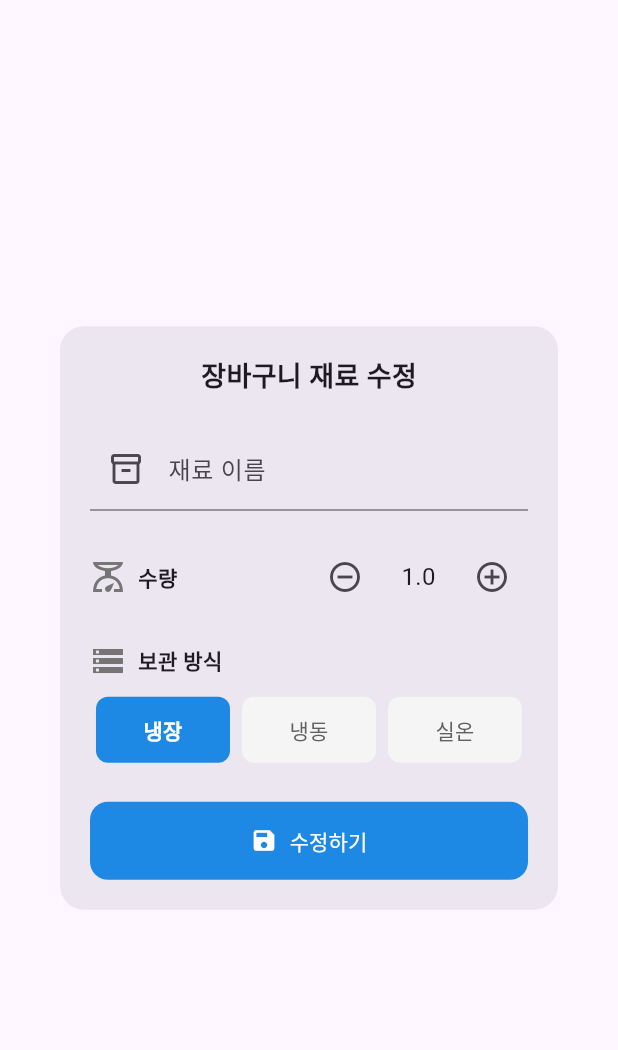
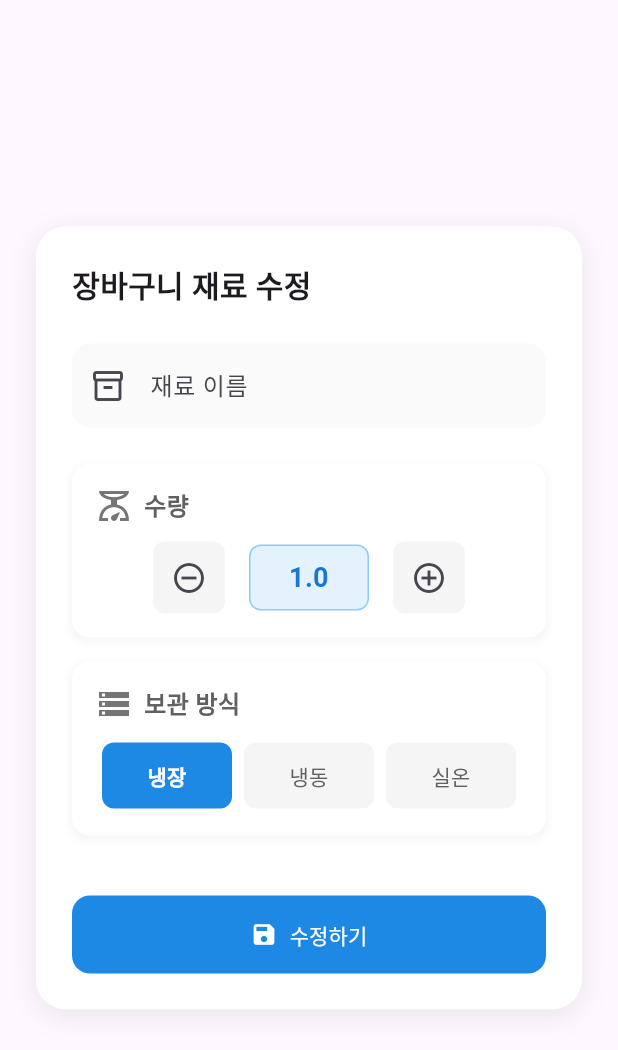
Before and after one commit to HwangGoeun/G-Fridge, a Flutter app: the _EditCartIngredientDialog widget shown alone on an empty page, opened directly with empty values, on a phone screen of 412 x 824 dp. Shown: the top 1050 px of the screen. Run offline on Flutter 3.47's test engine with Material 3 defaults, Android fonts, the phone set to English and light mode, and no system bars; our stand-ins replace cloud_firestore, dropdown_button2, firebase_auth, firebase_core, flutter_slidable, google_sign_in and 3 more; accounts and stored records are empty.

Commit message:
style: Update tab bar design, dialog background color, and remove underline from My Page button

```diff
--- a/g_fridge/lib/screens/shopping_cart_screen.dart
+++ b/g_fridge/lib/screens/shopping_cart_screen.dart
@@ -6,6 +6,7 @@ import '../providers/ingredient_provider.dart'; // Import IngredientProvider to
 import '../providers/fridge_provider.dart'; // Import FridgeProvider
 import 'package:uuid/uuid.dart';
 import '../models/ingredient.dart';
+import 'custom_tab_bar.dart';
 
 class ShoppingCartScreen extends StatefulWidget {
   final bool selectionMode;
@@ -46,92 +47,18 @@ class _ShoppingCartScreenState extends State<ShoppingCartScreen>
     final tabIdx = _tabController?.index ?? 0;
     return Scaffold(
       backgroundColor: Colors.grey[200],
-      appBar: PreferredSize(
-        preferredSize: const Size.fromHeight(48),
-        child: AppBar(
+      appBar: AppBar(
         backgroundColor: Colors.white,
         elevation: 0,
         automaticallyImplyLeading: false,
-          title: widget.selectionMode
-              ? Row(
-                  children: [
-                    IconButton(
-                      icon: const Icon(Icons.arrow_back),
-                      tooltip: '뒤로가기',
-                      onPressed: () {
-                        if (widget.onToggleSelect != null) {
-                          // 전체 선택 해제
-                          for (int i = 0;
-                              i < widget.selectedIdsList.length;
-                              i++) {
-                            for (final id
-                                in widget.selectedIdsList[i].toList()) {
-                              widget.onToggleSelect!(i, id);
-                            }
-                          }
-                        }
+        title: PreferredSize(
+          preferredSize: const Size.fromHeight(48),
+          child: CustomTabBar(
+            tabController: _tabController!,
+            tabTitles: const ['냉장', '냉동', '실온'],
+            onTabChanged: () {
+              setState(() {});
             },
-                    ),
-                    const Spacer(),
-                    IconButton(
-                      icon: Icon(
-                        widget.selectedIdsList[tabIdx].length ==
-                                    _getTabItems(context)[tabIdx].length &&
-                                _getTabItems(context)[tabIdx].isNotEmpty
-                            ? Icons.check_box
-                            : Icons.check_box_outline_blank,
-                      ),
-                      tooltip: '전체 선택',
-                      onPressed: () {
-                        final items = _getTabItems(context)[tabIdx];
-                        if (widget.onToggleSelect != null) {
-                          if (widget.selectedIdsList[tabIdx].length ==
-                              items.length) {
-                            // 전체 해제
-                            for (final id in items.map((i) => i.id)) {
-                              if (widget.selectedIdsList[tabIdx].contains(id)) {
-                                widget.onToggleSelect!(tabIdx, id);
-                              }
-                            }
-                          } else {
-                            // 전체 선택
-                            for (final id in items.map((i) => i.id)) {
-                              if (!widget.selectedIdsList[tabIdx]
-                                  .contains(id)) {
-                                widget.onToggleSelect!(tabIdx, id);
-                              }
-                            }
-                          }
-                        }
-                      },
-                    ),
-                  ],
-                )
-              : const Text('장바구니', style: TextStyle(color: Colors.black)),
-          actions: widget.selectionMode
-              ? []
-              : [
-                  IconButton(
-                    icon: const Icon(Icons.check_box_outlined),
-                    tooltip: '전체 선택 모드',
-                    onPressed: () {
-                      if (widget.onToggleSelect != null) {
-                        // selectionMode를 부모에서 관리해야 함
-                        // 예: setState(() => selectionMode = true)
-                      }
-                    },
-                  ),
-                ],
-          bottom: TabBar(
-            controller: _tabController,
-            labelColor: Colors.blue,
-            unselectedLabelColor: Colors.black54,
-            indicatorColor: Colors.blue,
-            tabs: const [
-              Tab(text: '냉장'),
-              Tab(text: '냉동'),
-              Tab(text: '실온'),
-            ],
           ),
         ),
       ),
@@ -165,8 +92,12 @@ class _ShoppingCartScreenState extends State<ShoppingCartScreen>
                           : () async {
                               await showDialog(
                                 context: context,
-                                builder: (context) => _EditCartIngredientDialog(
+                                builder: (context) => Theme(
+                                  data: Theme.of(context).copyWith(
+                                      dialogBackgroundColor: Colors.white),
+                                  child: _EditCartIngredientDialog(
                                     ingredient: ingredient,
+                                  ),
                                 ),
                               );
                             },
@@ -355,25 +286,44 @@ class _EditCartIngredientDialogState extends State<_EditCartIngredientDialog> {
   @override
   Widget build(BuildContext context) {
     return Dialog(
-      shape: RoundedRectangleBorder(borderRadius: BorderRadius.circular(16)),
-      child: Padding(
-        padding: const EdgeInsets.all(20),
+      backgroundColor: Colors.white,
+      insetPadding: const EdgeInsets.symmetric(horizontal: 24, vertical: 24),
+      child: Container(
+        decoration: BoxDecoration(
+          color: Colors.white,
+          borderRadius: BorderRadius.circular(20),
+          boxShadow: [
+            BoxShadow(
+              color: Colors.black.withOpacity(0.08),
+              blurRadius: 16,
+              offset: const Offset(0, 4),
+            ),
+          ],
+        ),
+        padding: const EdgeInsets.all(24),
         child: Form(
           key: _formKey,
           child: SingleChildScrollView(
             child: Column(
               mainAxisSize: MainAxisSize.min,
+              crossAxisAlignment: CrossAxisAlignment.start,
               children: [
                 const Text('장바구니 재료 수정',
                     style:
-                        TextStyle(fontSize: 18, fontWeight: FontWeight.bold)),
-                const SizedBox(height: 20),
+                        TextStyle(fontSize: 20, fontWeight: FontWeight.bold)),
+                const SizedBox(height: 24),
                 // 이름
                 TextFormField(
                   controller: _nameController,
-                  decoration: const InputDecoration(
+                  decoration: InputDecoration(
                     labelText: '재료 이름',
-                    prefixIcon: Icon(Icons.inventory_2_outlined),
+                    prefixIcon: const Icon(Icons.inventory_2_outlined),
+                    filled: true,
+                    fillColor: Colors.grey[50],
+                    border: OutlineInputBorder(
+                      borderRadius: BorderRadius.circular(12),
+                      borderSide: BorderSide.none,
+                    ),
                   ),
                   validator: (value) {
                     if (value == null || value.isEmpty) {
@@ -382,16 +332,51 @@ class _EditCartIngredientDialogState extends State<_EditCartIngredientDialog> {
                     return null;
                   },
                 ),
-                const SizedBox(height: 20),
+                const SizedBox(height: 24),
                 // 수량
+                Container(
+                  margin: const EdgeInsets.only(bottom: 16),
+                  decoration: BoxDecoration(
+                    color: Colors.white,
+                    borderRadius: BorderRadius.circular(12),
+                    boxShadow: [
+                      BoxShadow(
+                        color: Colors.grey.withOpacity(0.1),
+                        spreadRadius: 1,
+                        blurRadius: 4,
+                        offset: const Offset(0, 2),
+                      ),
+                    ],
+                  ),
+                  child: Padding(
+                    padding: const EdgeInsets.all(16),
+                    child: Column(
+                      crossAxisAlignment: CrossAxisAlignment.start,
+                      children: [
                         Row(
                           children: [
                             Icon(Icons.scale_outlined, color: Colors.grey[600]),
                             const SizedBox(width: 8),
-                    const Text('수량',
-                        style: TextStyle(fontWeight: FontWeight.w600)),
-                    const Spacer(),
-                    IconButton(
+                            Text(
+                              '수량',
+                              style: TextStyle(
+                                fontSize: 16,
+                                fontWeight: FontWeight.w600,
+                                color: Colors.grey[700],
+                              ),
+                            ),
+                          ],
+                        ),
+                        const SizedBox(height: 12),
+                        Row(
+                          mainAxisAlignment: MainAxisAlignment.center,
+                          children: [
+                            Container(
+                              decoration: BoxDecoration(
+                                color: Colors.grey[100],
+                                borderRadius: BorderRadius.circular(8),
+                              ),
+                              child: IconButton(
                                 icon: const Icon(Icons.remove_circle_outline),
                                 onPressed: () {
                                   setState(() {
@@ -399,13 +384,34 @@ class _EditCartIngredientDialogState extends State<_EditCartIngredientDialog> {
                                   });
                                 },
                               ),
+                            ),
                             Container(
-                      width: 50,
-                      alignment: Alignment.center,
-                      child: Text(_quantity.toString(),
-                          style: const TextStyle(fontSize: 16)),
+                              width: 80,
+                              padding: const EdgeInsets.symmetric(
+                                  horizontal: 16, vertical: 8),
+                              margin:
+                                  const EdgeInsets.symmetric(horizontal: 16),
+                              decoration: BoxDecoration(
+                                color: Colors.blue[50],
+                                borderRadius: BorderRadius.circular(8),
+                                border: Border.all(color: Colors.blue[200]!),
                               ),
-                    IconButton(
+                              child: Text(
+                                _quantity.toString(),
+                                style: TextStyle(
+                                  fontSize: 18,
+                                  fontWeight: FontWeight.bold,
+                                  color: Colors.blue[700],
+                                ),
+                                textAlign: TextAlign.center,
+                              ),
+                            ),
+                            Container(
+                              decoration: BoxDecoration(
+                                color: Colors.grey[100],
+                                borderRadius: BorderRadius.circular(8),
+                              ),
+                              child: IconButton(
                                 icon: const Icon(Icons.add_circle_outline),
                                 onPressed: () {
                                   setState(() {
@@ -413,26 +419,57 @@ class _EditCartIngredientDialogState extends State<_EditCartIngredientDialog> {
                                   });
                                 },
                               ),
+                            ),
                           ],
                         ),
-                const SizedBox(height: 20),
+                      ],
+                    ),
+                  ),
+                ),
                 // 보관 방식
+                Container(
+                  margin: const EdgeInsets.only(bottom: 16),
+                  decoration: BoxDecoration(
+                    color: Colors.white,
+                    borderRadius: BorderRadius.circular(12),
+                    boxShadow: [
+                      BoxShadow(
+                        color: Colors.grey.withOpacity(0.1),
+                        spreadRadius: 1,
+                        blurRadius: 4,
+                        offset: const Offset(0, 2),
+                      ),
+                    ],
+                  ),
+                  child: Padding(
+                    padding: const EdgeInsets.all(16),
+                    child: Column(
+                      crossAxisAlignment: CrossAxisAlignment.start,
+                      children: [
                         Row(
                           children: [
-                    Icon(Icons.storage_outlined, color: Colors.grey[600]),
+                            Icon(Icons.storage_outlined,
+                                color: Colors.grey[600]),
                             const SizedBox(width: 8),
-                    const Text('보관 방식',
-                        style: TextStyle(fontWeight: FontWeight.w600)),
+                            Text(
+                              '보관 방식',
+                              style: TextStyle(
+                                fontSize: 16,
+                                fontWeight: FontWeight.w600,
+                                color: Colors.grey[700],
+                              ),
+                            ),
                           ],
                         ),
-                const SizedBox(height: 10),
+                        const SizedBox(height: 12),
                         Row(
                           mainAxisAlignment: MainAxisAlignment.spaceAround,
                           children: StorageType.values.map((type) {
                             bool isSelected = _selectedStorageType == type;
                             return Expanded(
                               child: Container(
-                        margin: const EdgeInsets.symmetric(horizontal: 4),
+                                margin:
+                                    const EdgeInsets.symmetric(horizontal: 4),
                                 child: ElevatedButton(
                                   onPressed: () {
                                     setState(() {
@@ -443,10 +480,12 @@ class _EditCartIngredientDialogState extends State<_EditCartIngredientDialog> {
                                     backgroundColor: isSelected
                                         ? Colors.blue[600]
                                         : Colors.grey[100],
-                            foregroundColor:
-                                isSelected ? Colors.white : Colors.grey[700],
+                                    foregroundColor: isSelected
+                                        ? Colors.white
+                                        : Colors.grey[700],
                                     elevation: 0,
-                            padding: const EdgeInsets.symmetric(vertical: 12),
+                                    padding: const EdgeInsets.symmetric(
+                                        vertical: 12),
                                     shape: RoundedRectangleBorder(
                                       borderRadius: BorderRadius.circular(8),
                                     ),
@@ -464,6 +503,11 @@ class _EditCartIngredientDialogState extends State<_EditCartIngredientDialog> {
                             );
                           }).toList(),
                         ),
+                      ],
+                    ),
+                  ),
+                ),
+                // 저장 버튼
                 const SizedBox(height: 24),
                 SizedBox(
                   width: double.infinity,
```
Also changed, not shown: g_fridge/lib/screens/custom_tab_bar.dart (added, +79 -0 lines), g_fridge/lib/screens/fridge_screen.dart (+36 -82 lines). Lines whose indentation alone changed are shown as unchanged.
